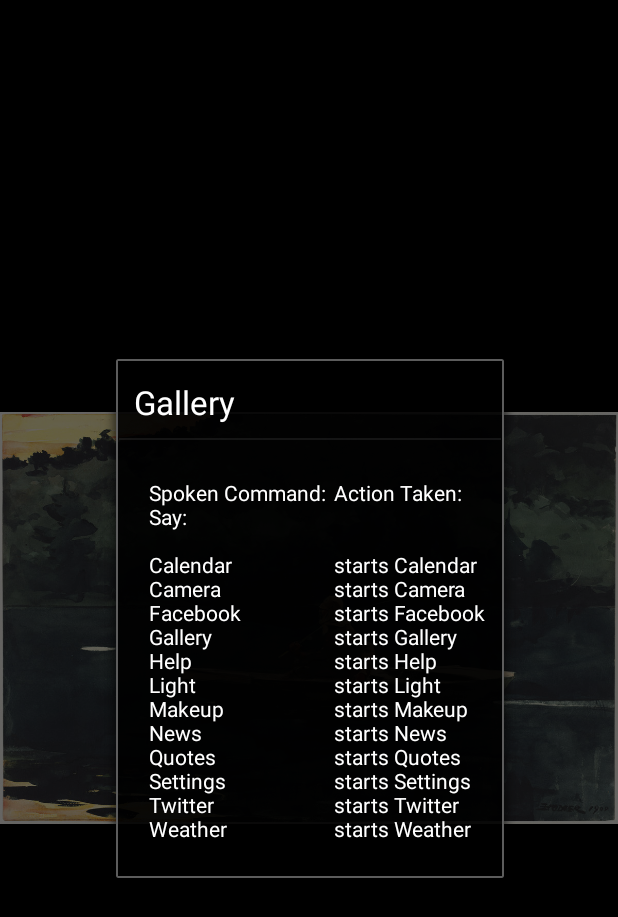
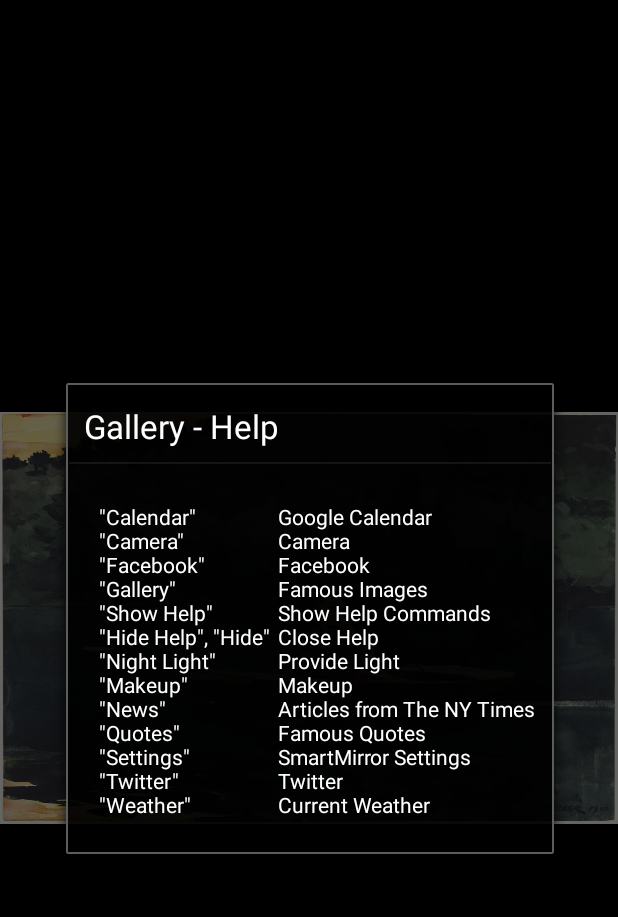
Before and after one commit to omgshirt/smartmirror, an Android app: the screen it shows after launch (MainActivity), in the side drawer, after a tap on "Help", on a phone screen of 412 x 824 dp. Shown: the top 917 px of the screen. Run offline under Robolectric (Android 15) with nearby library versions, the phone set to English and light mode, and no system bars; 1 statement that could not run was skipped.

Commit message:
Fixes for light sensor. Quotes: removed default strings. Modified text for help fragments. Added "hide" command to also close Help.

```diff
--- a/app/src/main/java/org/main/smartmirror/smartmirror/MainActivity.java
+++ b/app/src/main/java/org/main/smartmirror/smartmirror/MainActivity.java
@@ -67,6 +67,7 @@ public class MainActivity extends AppCompatActivity
     public static final String GO_TO_SLEEP = "go to sleep";
     public static final String HELP = "help";
     public static final String SHOW_HELP = "show help";
+    public static final String HIDE = "hide";
     public static final String HIDE_HELP ="hide help";
     public static final String MUSIC = "music";
     public static final String NEWS = "news";
@@ -275,13 +276,13 @@ public class MainActivity extends AppCompatActivity
     protected void onRestart(){
         super.onRestart();
         stopWifiHeartbeat();
+        stopLightSensor();
     }
 
     @Override
     public void onResume(){
         super.onResume();
         Log.i(TAG, "onResume");
-        stopLightSensor();
         mPreferences.resetScreenBrightness();
         mWifiReceiver = new WiFiDirectBroadcastReceiver(mWifiManager, mWifiChannel, this);
         registerReceiver(mWifiReceiver, mWifiIntentFilter);
@@ -291,13 +292,13 @@ public class MainActivity extends AppCompatActivity
     public void onPause(){
         super.onPause();
         Log.i(TAG, "onPause");
-        startWifiHeartbeat();
         unregisterReceiver(mWifiReceiver);
     }
 
     @Override
     protected void onStop() {
         super.onStop();
+        startWifiHeartbeat();
         startLightSensor();
         mirrorSleepState = SLEEPING;
         Log.i(TAG, "onStop");
@@ -573,7 +574,8 @@ public class MainActivity extends AppCompatActivity
                 voiceInput = SLEEP;
                 break;
             case HIDE_HELP:
-                voiceInput =HIDE_HELP;
+            case HIDE:
+                voiceInput = HIDE_HELP;
                 break;
             case OPTIONS:
                 voiceInput = SETTINGS;
--- a/app/src/main/java/org/main/smartmirror/smartmirror/WeatherFragment.java
+++ b/app/src/main/java/org/main/smartmirror/smartmirror/WeatherFragment.java
@@ -81,8 +81,6 @@ public class WeatherFragment extends Fragment implements LocationListener {
         weatherFont = Typeface.createFromAsset(getActivity().getAssets(), "fonts/weather.ttf");
         forecasts = new DailyForecast[3];
 
-        // TODO: Find current lat and long positions. This should be within its own class so other frags can use it.
-        // maybe store this value in preferences?
         LocationManager locationManager = (LocationManager)getActivity().getSystemService(Context.LOCATION_SERVICE);
         Location location = null;
         if (getActivity().checkCallingOrSelfPermission(LocationManager.GPS_PROVIDER) == PackageManager.PERMISSION_GRANTED) {
--- a/app/src/main/res/layout/help_fragment.xml
+++ b/app/src/main/res/layout/help_fragment.xml
@@ -16,7 +16,6 @@
         android:layout_height="wrap_content"
         android:paddingTop="20sp"
         android:paddingRight="10sp"
-
         android:text="New Text"
         android:id="@+id/General_Help_content2"
         android:layout_alignParentTop="true"
--- a/app/src/main/res/values/arrays.xml
+++ b/app/src/main/res/values/arrays.xml
@@ -17,109 +17,90 @@
         <item>world</item>
     </string-array>
 
-    <!--Help Array-->
-
-    <string-array name="help_array">
-        <item>If you want to go to Calendar say Calendar</item>
-        <item>If you want to go to Camera  say Camera </item>
-        <item>If you want to go to Light say Light</item>
-        <item>If you want to go to News say News</item>
-        <item>If you want to go to Music say Music</item>
-        <item>If you want to go to Settings say Settings</item>
-        <item>If you want to go to Weather say Weather</item>
-        <item>If you want to go to Help say Help</item>
-    </string-array>
-
-
     <string-array name="help_settings">
-        <item>Settings:</item>
-        <item> </item>
-        <item>Mirror Brightness </item>
-        <item>Night Light Brightness </item>
+        <item>Mirror Brightness</item>
+        <item>Night Light Brightness</item>
         <item>System Volume</item>
-        <item>Music Volume </item>
-        <item>Speech Frequency </item>
-        <item>Camera</item>
-        <item>Voice Recognition</item>
-        <item>Remote Control</item>
-        <item>Weather units</item>
+        <item>Music Volume</item>
+        <item>Speech Frequency</item>
+        <item>\"Enable Camera\"</item>
+        <item>\"Disable Camera\"</item>
+        <item>\"Start Listening\"</item>
+        <item>\"Stop Listening\"</item>
+        <item>\"Enable Remote\"</item>
+        <item>\"Disable Remote\"</item>
+        <item>\"Weather English\"</item>
+        <item>\"Weather Metric\"</item>
     </string-array>
 
     <string-array name="help_settings2">
-        <item>Speech Options: </item>
-        <item> </item>
-        <item>VeryLow -->Very High</item>
-        <item>VeryLow -->Very High </item>
-        <item>OFF -->Very High</item>
-        <item>OFF -->Very High</item>
-        <item>Never -->Always </item>
-        <item>ON|OFF</item>
-        <item>ON|OFF</item>
-        <item>ON|OFF</item>
-        <item>ENGLISH|METRIC</item>
+        <item>VeryLow --> Very High</item>
+        <item>VeryLow --> Very High</item>
+        <item>OFF --> Very High</item>
+        <item>OFF --> Very High</item>
+        <item>Never / Rarely / Often / Always</item>
+        <item>Camera On</item>
+        <item>Camera Off</item>
+        <item>Voice Recognition On</item>
+        <item>Voice Recognition Off</item>
+        <item>Remote Control On</item>
+        <item>Remote Control Off</item>
+        <item>Set Weather units English</item>
+        <item>Set Weather units Metric</item>
     </string-array>
 
     <string-array name="General_help_array">
-        <item>Spoken Command:</item>
-        <item>Say:</item>
-        <item>  </item>
-        <item>"Calendar"</item>
-        <item>"Camera"</item>
-        <item>"Facebook"</item>
-        <item>"Gallery"</item>
-        <item>"Help"</item>
-        <item>"Light"</item>
-        <item>"Makeup"</item>
-        <item>"News"</item>
-        <item>"Quotes"</item>
-        <item>"Settings"</item>
-        <item>"Twitter"</item>
-        <item>"Weather"</item>
+        <item>\"Calendar\"</item>
+        <item>\"Camera\"</item>
+        <item>\"Facebook\"</item>
+        <item>\"Gallery\"</item>
+        <item>\"Show Help\"</item>
+        <item>\"Hide Help\", \"Hide\"</item>
+        <item>\"Night Light\"</item>
+        <item>\"Makeup\"</item>
+        <item>\"News\"</item>
+        <item>\"Quotes\"</item>
+        <item>\"Settings\"</item>
+        <item>\"Twitter\"</item>
+        <item>\"Weather\"</item>
 
     </string-array>
 
     <string-array name="General_help_array2">
-        <item>Action Taken:</item>
-        <item> </item>
-        <item> </item>
-        <item>starts Calendar</item>
-        <item>starts Camera</item>
-        <item>starts Facebook</item>
-        <item>starts Gallery</item>
-        <item>starts Help</item>
-        <item>starts Light</item>
-        <item>starts Makeup</item>
-        <item>starts News</item>
-        <item>starts Quotes</item>
-        <item>starts Settings</item>
-        <item>starts Twitter</item>
-        <item>starts Weather</item>
+        <item>Google Calendar</item>
+        <item>Camera</item>
+        <item>Facebook</item>
+        <item>Famous Images</item>
+        <item>Show Help Commands</item>
+        <item>Close Help</item>
+        <item>Provide Light</item>
+        <item>Makeup</item>
+        <item>Articles from The NY Times</item>
+        <item>Famous Quotes</item>
+        <item>SmartMirror Settings</item>
+        <item>Twitter</item>
+        <item>Current Weather</item>
 
 
     </string-array>
 
     <string-array name="news_settings">
-        <item>Say the News Desk Name:</item>
-        <item>Choices are:</item>
-        <item>  </item>
-        <item>foreign</item>
-        <item>technology</item>
-        <item>books</item>
-        <item>business</item>
-        <item>cars</item>
-        <item>education</item>
+        <item>Choose from the following sections:</item>
+        <item>Books</item>
+        <item>Business</item>
+        <item>Cars</item>
+        <item>Education</item>
+        <item>Food</item>
+        <item>Foreign</item>
+        <item>Health</item>
     </string-array>
     <string-array name="news_settings2">
         <item>  </item>
-        <item>  </item>
-        <item>  </item>
-        <item>food</item>
-        <item>health</item>
-        <item>movies</item>
-        <item>politics</item>
-        <item>science</item>
-        <item>television</item>
-        <item>world</item>
-
+        <item>Movies</item>
+        <item>Politics</item>
+        <item>Science</item>
+        <item>Technology</item>
+        <item>Television</item>
+        <item>World</item>
     </string-array>
 </resources>
```
Also changed, not shown: app/src/main/java/org/main/smartmirror/smartmirror/HelpFragment.java (+7 -90 lines), app/src/main/java/org/main/smartmirror/smartmirror/OffFragment.java (+6 -1 lines), app/src/main/res/layout/quotes_fragment.xml (+6 -5 lines), 2 other files.
